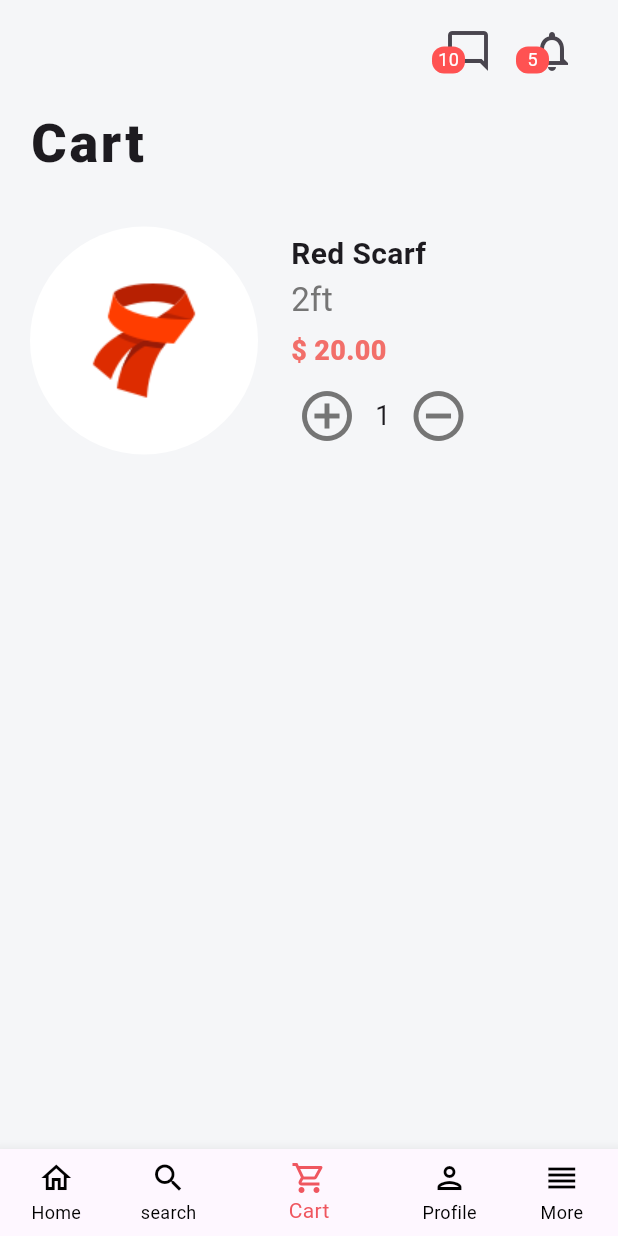
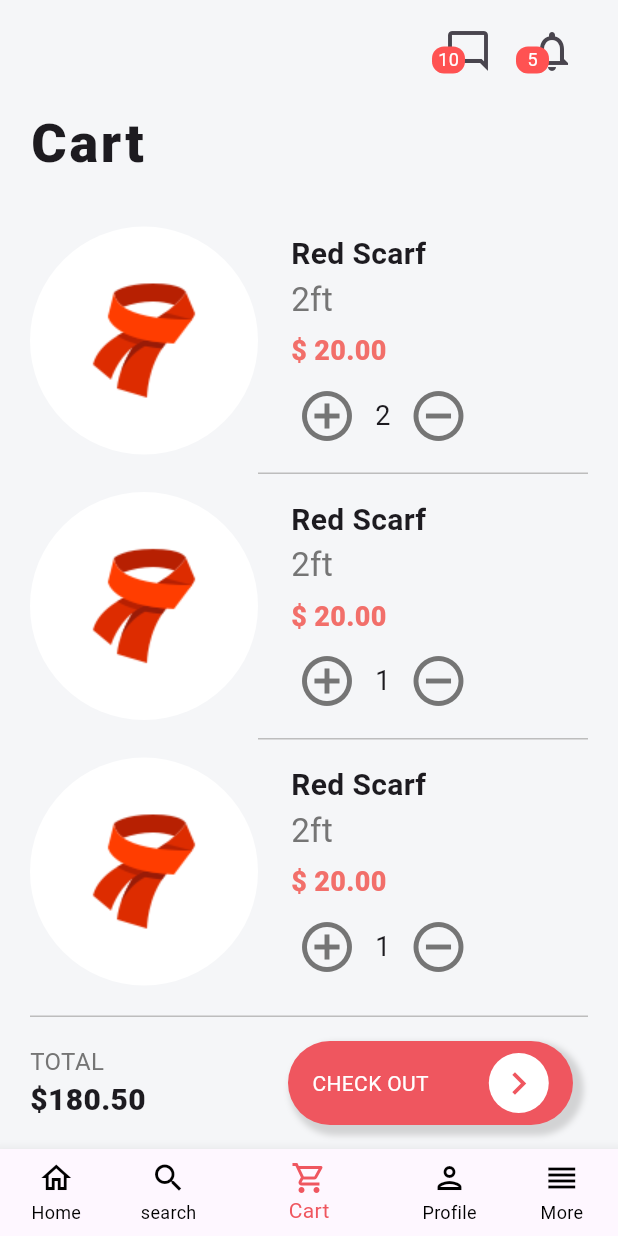
Before and after one commit to youssefhedefa/e_commerce, a Flutter app: the screen it shows after launch, item 3 of the bottom bar chosen, after a tap on the "add circle outline" icon, on a phone screen of 412 x 824 dp. Run offline on Flutter 3.47's test engine with Material 2 defaults, Android fonts, the phone set to English and light mode, and no system bars; our stand-ins replace bloc, dartz, firebase_auth, firebase_core, flutter_bloc, modal_progress_hud_nsn and 1 more; accounts and stored records are empty.

Commit message:
complete cart ui design

```diff
--- a/lib/features/cart/presentation/views/cart_view.dart
+++ b/lib/features/cart/presentation/views/cart_view.dart
@@ -1,10 +1,9 @@
-import 'package:e_commerce/core/utils/mobile_dimensions.dart';
-import 'package:e_commerce/core/utils/my_assets.dart';
+import 'package:e_commerce/features/cart/presentation/views/widgets/custom_divider.dart';
 import 'package:e_commerce/features/home/presentation/views/widgets/custom_app_bar.dart';
 import 'package:e_commerce/features/home/presentation/views/widgets/custom_label.dart';
 import 'package:flutter/material.dart';
-
-import 'widgets/cart_item.dart';
+import 'widgets/cart_footer.dart';
+import 'widgets/custom_cart_list.dart';
 
 class CartView extends StatelessWidget {
   const CartView({Key? key}) : super(key: key);
@@ -27,7 +26,9 @@ class CartView extends StatelessWidget {
               SizedBox(
                 height: 18,
               ),
-              CartItem(),
+              CustomCartList(),
+              CustomDivider(width: double.infinity),
+              CartFooter()
             ],
           ),
         ),
--- /dev/null
+++ b/lib/features/cart/presentation/views/widgets/cart_footer.dart
@@ -0,0 +1,36 @@
+import 'package:flutter/material.dart';
+import 'custom_check_out_button.dart';
+
+class CartFooter extends StatelessWidget {
+  const CartFooter({Key? key}) : super(key: key);
+
+  @override
+  Widget build(BuildContext context) {
+    return Row(
+      children: [
+        Column(
+          crossAxisAlignment: CrossAxisAlignment.start,
+          children: [
+            Text(
+              'TOTAL',
+              style: TextStyle(
+                color: Colors.grey[600],
+                fontWeight: FontWeight.w400,
+                fontSize: 16,
+              ),
+            ),
+            const Text(
+              '\$180.50',
+              style: TextStyle(
+                fontWeight: FontWeight.w900,
+                fontSize: 20,
+              ),
+            ),
+          ],
+        ),
+        const Spacer(),
+        const CustomCheckOutButton(),
+      ],
+    );
+  }
+}
--- /dev/null
+++ b/lib/features/cart/presentation/views/widgets/custom_cart_list.dart
@@ -0,0 +1,19 @@
+import 'package:e_commerce/core/utils/mobile_dimensions.dart';
+import 'package:flutter/material.dart';
+
+import 'cart_item.dart';
+import 'custom_divider.dart';
+
+class CustomCartList extends StatelessWidget {
+  const CustomCartList({Key? key}) : super(key: key);
+
+  @override
+  Widget build(BuildContext context) {
+    return Flexible(
+      child: ListView.separated(
+          itemBuilder: ((context, index) => const CartItem()),
+          separatorBuilder: (context, index) =>  CustomDivider(width: MobileDimensions.getWidth(context)-40-76*2,),
+          itemCount: 3),
+    );
+  }
+}
--- /dev/null
+++ b/lib/features/cart/presentation/views/widgets/custom_check_out_button.dart
@@ -0,0 +1,53 @@
+import 'package:flutter/material.dart';
+
+class CustomCheckOutButton extends StatelessWidget {
+  const CustomCheckOutButton({Key? key}) : super(key: key);
+
+  @override
+  Widget build(BuildContext context) {
+    return Padding(
+      padding: const EdgeInsets.only(top:16.0,right: 10,bottom: 16),
+      child: Container(
+        width: 190,
+        height: 56,
+        decoration: BoxDecoration(
+          color: const Color.fromRGBO(239, 86, 95, 1),
+          borderRadius: BorderRadiusDirectional.circular(40),
+          boxShadow: [
+            BoxShadow(
+              color: Colors.grey.withOpacity(0.4),
+              spreadRadius: 3,
+              blurRadius: 3,
+              offset: const Offset(4, 4), // changes position of shadow
+            ),
+          ],
+        ),
+        child: const Row(
+          mainAxisAlignment: MainAxisAlignment.center,
+          crossAxisAlignment: CrossAxisAlignment.center,
+          children: [
+            Text(
+              'CHECK OUT',
+              style: TextStyle(
+                color: Colors.white,
+              ),
+            ),
+            SizedBox(width: 40,),
+            Align(
+              alignment: Alignment.centerRight,
+              child: CircleAvatar(
+                backgroundColor: Colors.white,
+                child:Icon(
+                  Icons.navigate_next,
+                  color: Color.fromRGBO(239, 86, 95, 1),
+                  size: 30,
+                ),
+              ),
+            ),
+            //SizedBox(width: 12,),
+          ],
+        ),
+      ),
+    );
+  }
+}
--- /dev/null
+++ b/lib/features/cart/presentation/views/widgets/custom_divider.dart
@@ -0,0 +1,19 @@
+import 'package:flutter/material.dart';
+
+class CustomDivider extends StatelessWidget {
+  const CustomDivider({Key? key, required this.width}) : super(key: key);
+
+  final double width;
+
+  @override
+  Widget build(BuildContext context) {
+    return Align(
+      alignment: Alignment.centerRight,
+      child: Container(
+        width: width,
+        height: 1,
+        color: Colors.grey[400],
+      ),
+    );
+  }
+}
--- a/lib/features/cart/presentation/views/widgets/item_counter.dart
+++ b/lib/features/cart/presentation/views/widgets/item_counter.dart
@@ -1,7 +1,15 @@
 import 'package:flutter/material.dart';
 
-class ItemCounter extends StatelessWidget {
+class ItemCounter extends StatefulWidget {
   const ItemCounter({Key? key}) : super(key: key);
+
+  @override
+  State<ItemCounter> createState() => _ItemCounterState();
+}
+
+class _ItemCounterState extends State<ItemCounter> {
+
+  int _counter = 1;
 
   @override
   Widget build(BuildContext context) {
@@ -12,7 +20,11 @@ class ItemCounter extends StatelessWidget {
         mainAxisSize: MainAxisSize.max,
         children: [
           IconButton(
-            onPressed: () {},
+            onPressed: () {
+              setState(() {
+                _counter++;
+              });
+            },
             icon: Icon(
               Icons.add_circle_outline,
               size: 40,
@@ -23,15 +35,19 @@ class ItemCounter extends StatelessWidget {
             ),
           ),
           const SizedBox(width: 8,),
-          const Text(
-            '1',
-            style: TextStyle(
+          Text(
+            _counter.toString(),
+            style:const TextStyle(
                 fontSize: 18
             ),
           ),
           const SizedBox(width: 8,),
           IconButton(
-            onPressed: () {},
+            onPressed: () {
+              setState(() {
+                _counter--;
+              });
+            },
             icon: Icon(
               Icons.remove_circle_outline,
               size: 40,
--- /dev/null
+++ b/lib/features/home/presentation/views/widgets/custom_see_more_item.dart
@@ -0,0 +1,44 @@
+import 'package:flutter/material.dart';
+
+class CustomSeeMoreItem extends StatelessWidget {
+  const CustomSeeMoreItem({Key? key, required this.color}) : super(key: key);
+
+  final Color color;
+
+  @override
+  Widget build(BuildContext context) {
+    return Positioned(
+      bottom: 10,
+      left: 10,
+      child: Container(
+        width: 130,
+        height: 56,
+        decoration: BoxDecoration(
+          color: Colors.white,
+          borderRadius: BorderRadiusDirectional.circular(40),
+        ),
+        child: Row(
+          mainAxisAlignment: MainAxisAlignment.center,
+          children: [
+            Text(
+              'SEE MORE',
+              style: TextStyle(
+                color: Colors.grey[600],
+
+              ),
+            ),
+            const SizedBox(width: 10,),
+            CircleAvatar(
+              backgroundColor: color,
+              child:const Icon(
+                Icons.navigate_next,
+                color: Colors.white,
+                size: 30,
+              ),
+            ),
+          ],
+        ),
+      ),
+    );
+  }
+}
--- a/lib/features/home/presentation/views/widgets/items/offer_item.dart
+++ b/lib/features/home/presentation/views/widgets/items/offer_item.dart
@@ -1,4 +1,5 @@
 import 'package:e_commerce/core/utils/mobile_dimensions.dart';
+import 'package:e_commerce/features/home/presentation/views/widgets/custom_see_more_item.dart';
 import 'package:flutter/material.dart';
 
 class OffersItem extends StatelessWidget {
@@ -27,39 +28,7 @@ class OffersItem extends StatelessWidget {
               ),
             ),
           ),
-          Positioned(
-            bottom: 10,
-            left: 10,
-            child: Container(
-              width: 130,
-              height: 56,
-              decoration: BoxDecoration(
-                color: Colors.white,
-                borderRadius: BorderRadiusDirectional.circular(40),
-              ),
-              child: Row(
-                mainAxisAlignment: MainAxisAlignment.center,
-                children: [
-                  Text(
-                    'SEE MORE',
-                    style: TextStyle(
-                      color: Colors.grey[600],
-
-                    ),
-                  ),
-                  const SizedBox(width: 10,),
-                  CircleAvatar(
-                    backgroundColor: color,
-                    child:const Icon(
-                      Icons.navigate_next,
-                      color: Colors.white,
-                      size: 30,
-                    ),
-                  ),
-                ],
-              ),
-            ),
-          ),
+          CustomSeeMoreItem(color: color),
         ],
       ),
     );
```
